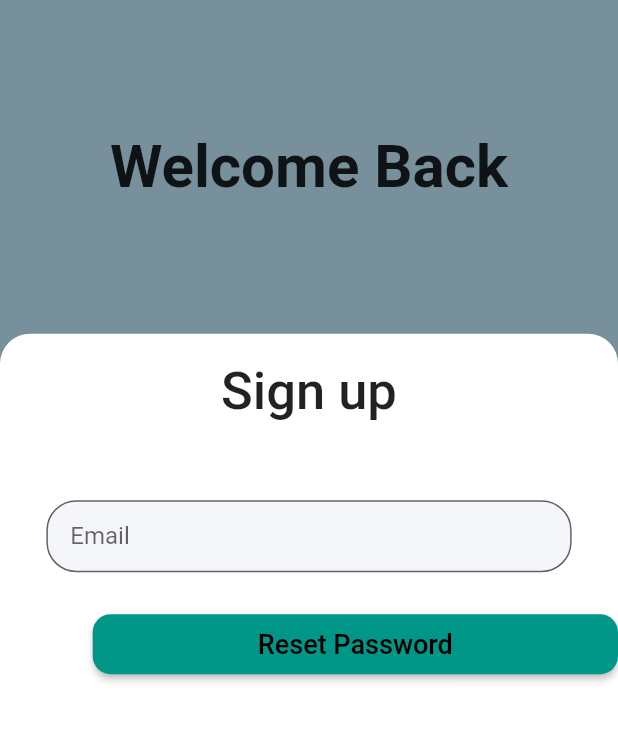
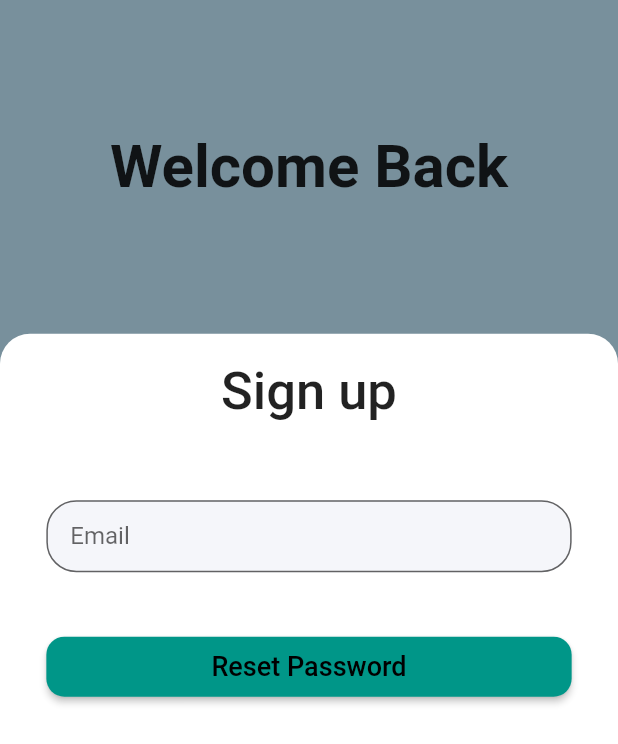
Before and after one commit to areeshak/freelancing-app-fyp, a Flutter app: the screen it shows after launch, after a tap on "Forgot Password?", on a phone screen of 412 x 824 dp. Shown: the top 744 px of the screen. Run offline on Flutter 3.47's test engine with Material 2 defaults, Android fonts, the phone set to English and light mode, and no system bars; our stand-ins replace firebase_auth, firebase_core, font_awesome_flutter, google_sign_in; accounts and stored records are empty.

Commit message:
Modify design

```diff
--- a/lib/views/ChangePasswordScreen.dart
+++ b/lib/views/ChangePasswordScreen.dart
@@ -67,15 +67,19 @@ class _ChangePasswordScreenState extends State<ChangePasswordScreen> {
                   ),
                   CustomTextField(
                       controller: emailController, labelText: 'Email'),
-
                   const SizedBox(
-                    height: 10,
+                    height: 25,
                   ),
-                  Align(alignment: Alignment.bottomRight,child: CustomButton(onTap: resetPassword, text: 'Reset Password')),
-                  const SizedBox(
-                    height: 20,
+                  Row(
+                    mainAxisAlignment: MainAxisAlignment.center,
+                    children: [
+                      CustomButton(
+                          onTap: resetPassword, text: 'Reset Password'),
+                      const SizedBox(
+                        height: 20,
+                      ),
+                    ],
                   ),
-
                 ],
               ),
             ),
--- a/lib/views/login.dart
+++ b/lib/views/login.dart
@@ -88,7 +88,11 @@ class _LoginScreenState extends State<LoginScreen> {
                   const SizedBox(
                     height: 5,
                   ),
-                  GestureDetector(
+                  Align(
+                      alignment: Alignment.bottomRight,
+                    child: Padding(
+                      padding: const EdgeInsets.only(right: 35),
+                      child: GestureDetector(
                         child: const Text('Forgot Password?'),
                        onTap: () {Navigator.of(context).push(
                          MaterialPageRoute(
@@ -96,6 +100,8 @@ class _LoginScreenState extends State<LoginScreen> {
                            const ChangePasswordScreen(),
                          ),
                        );},
+                      ),
+                    ),
                   ),
                   const SizedBox(
                     height: 10,
```
Lines whose indentation alone changed are shown as unchanged.
